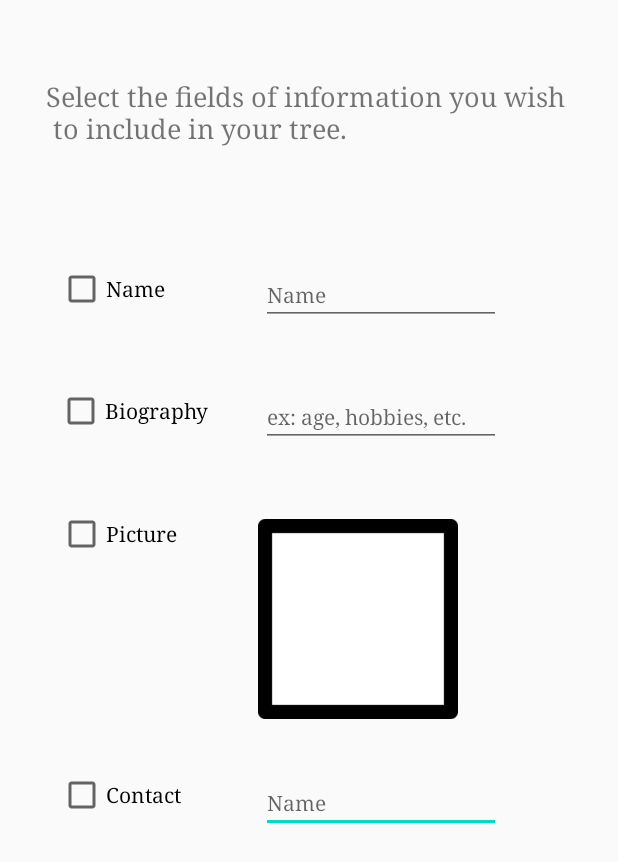
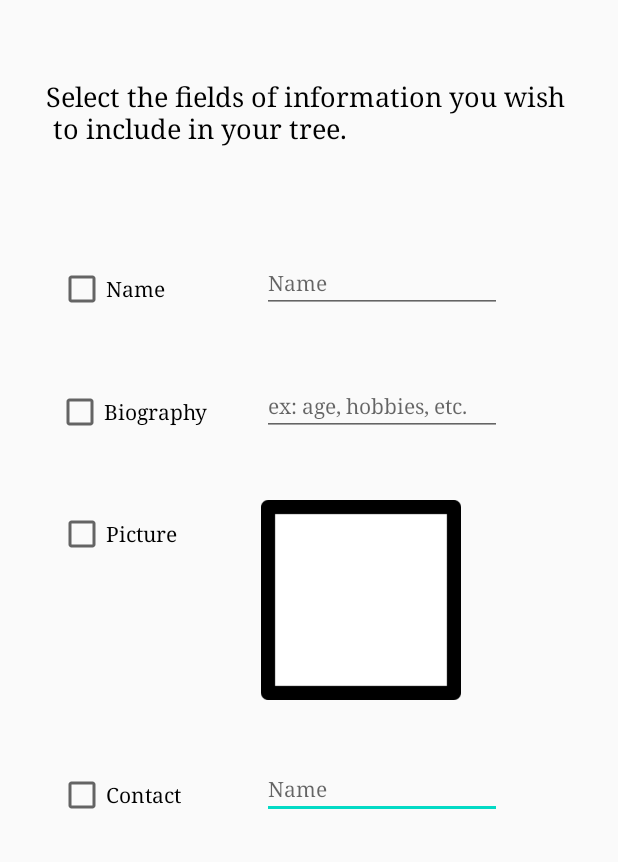
Before and after one commit to Harini-Arunprakash/FamilyTree, an Android app: the ConfigureActivity screen opened directly, with no data from a screen before it, on a phone screen of 412 x 824 dp. Shown: the top 862 px of the screen. Run offline under Robolectric (Android 15) with nearby library versions, the phone set to English and light mode, and no system bars.

Commit message:
edited layout and button usage

```diff
--- a/app/src/main/java/com/example/familytree/CreateFamily.java
+++ b/app/src/main/java/com/example/familytree/CreateFamily.java
@@ -27,8 +27,8 @@ public class CreateFamily extends AppCompatActivity {
         startActivity(homeClicked);
     }
 
-    public void backButtonClicked(View v) {
-        Intent backClicked = new Intent(CreateFamily.this, MainActivity.class);
-        startActivity(backClicked);
+    public void nextButtonClicked(View v) {
+        Intent nextClicked = new Intent(CreateFamily.this, ConfigureActivity.class);
+        startActivity(nextClicked);
     }
 }
--- a/app/src/main/res/layout/activity_configure.xml
+++ b/app/src/main/res/layout/activity_configure.xml
@@ -17,10 +17,10 @@
         android:textSize="14sp"
         app:layout_constraintBottom_toBottomOf="parent"
         app:layout_constraintEnd_toEndOf="parent"
-        app:layout_constraintHorizontal_bias="0.691"
+        app:layout_constraintHorizontal_bias="0.693"
         app:layout_constraintStart_toStartOf="parent"
         app:layout_constraintTop_toTopOf="parent"
-        app:layout_constraintVertical_bias="0.657" />
+        app:layout_constraintVertical_bias="0.645" />
 
     <EditText
         android:id="@+id/editText3"
@@ -33,10 +33,10 @@
         android:textSize="14sp"
         app:layout_constraintBottom_toBottomOf="parent"
         app:layout_constraintEnd_toEndOf="parent"
-        app:layout_constraintHorizontal_bias="0.691"
+        app:layout_constraintHorizontal_bias="0.693"
         app:layout_constraintStart_toStartOf="parent"
         app:layout_constraintTop_toTopOf="parent"
-        app:layout_constraintVertical_bias="0.225" />
+        app:layout_constraintVertical_bias="0.215" />
 
     <CheckBox
         android:id="@+id/checkBox"
@@ -53,8 +53,8 @@
 
     <CheckBox
         android:id="@+id/checkBox2"
-        android:layout_width="wrap_content"
-        android:layout_height="wrap_content"
+        android:layout_width="106dp"
+        android:layout_height="33dp"
         android:fontFamily="serif"
         android:text="Biography"
         app:layout_constraintBottom_toBottomOf="parent"
@@ -96,6 +96,7 @@
         android:layout_height="wrap_content"
         android:fontFamily="serif"
         android:text="Select the fields of information you wish \n to include in your tree."
+        android:textColor="@android:color/black"
         android:textSize="18sp"
         app:layout_constraintBottom_toBottomOf="parent"
         app:layout_constraintEnd_toEndOf="parent"
@@ -114,10 +115,10 @@
         android:textSize="14sp"
         app:layout_constraintBottom_toBottomOf="parent"
         app:layout_constraintEnd_toEndOf="parent"
-        app:layout_constraintHorizontal_bias="0.691"
+        app:layout_constraintHorizontal_bias="0.693"
         app:layout_constraintStart_toStartOf="parent"
         app:layout_constraintTop_toTopOf="parent"
-        app:layout_constraintVertical_bias="0.329" />
+        app:layout_constraintVertical_bias="0.32" />
 
     <ImageView
         android:id="@+id/imageView"
@@ -125,10 +126,10 @@
         android:layout_height="133dp"
         app:layout_constraintBottom_toBottomOf="parent"
         app:layout_constraintEnd_toEndOf="parent"
-        app:layout_constraintHorizontal_bias="0.619"
+        app:layout_constraintHorizontal_bias="0.627"
         app:layout_constraintStart_toStartOf="parent"
         app:layout_constraintTop_toTopOf="parent"
-        app:layout_constraintVertical_bias="0.501"
+        app:layout_constraintVertical_bias="0.483"
         app:srcCompat="@drawable/emptypic" />
 
 </androidx.constraintlayout.widget.ConstraintLayout>
```
Also changed, not shown: app/src/main/res/layout/create_screen.xml (+10 -10 lines), app/src/main/res/layout/load_screen.xml (+5 -5 lines).
